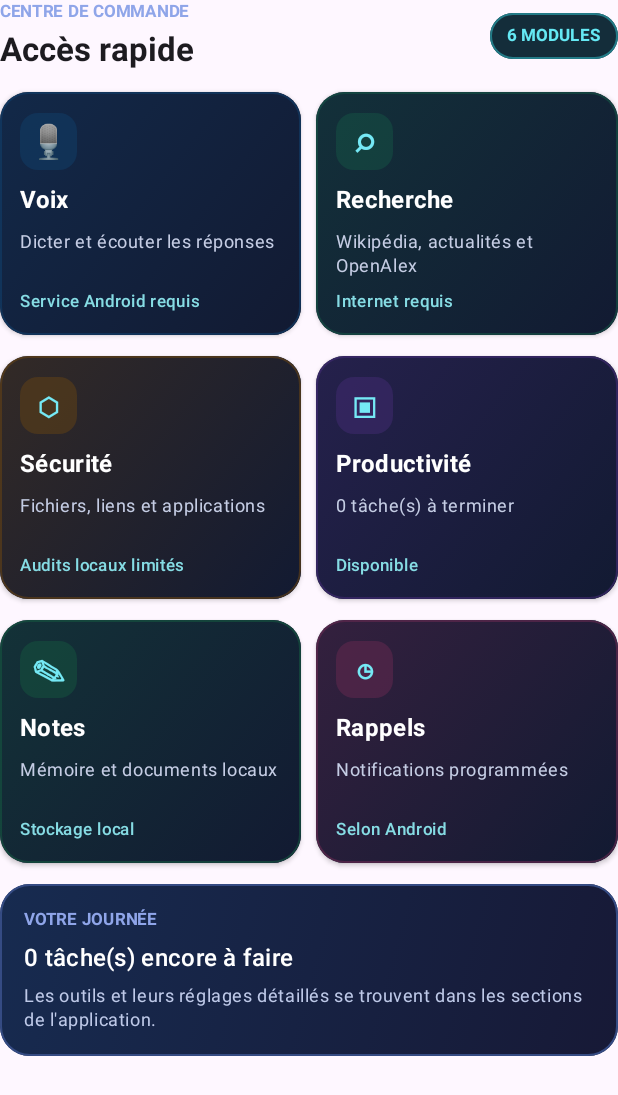
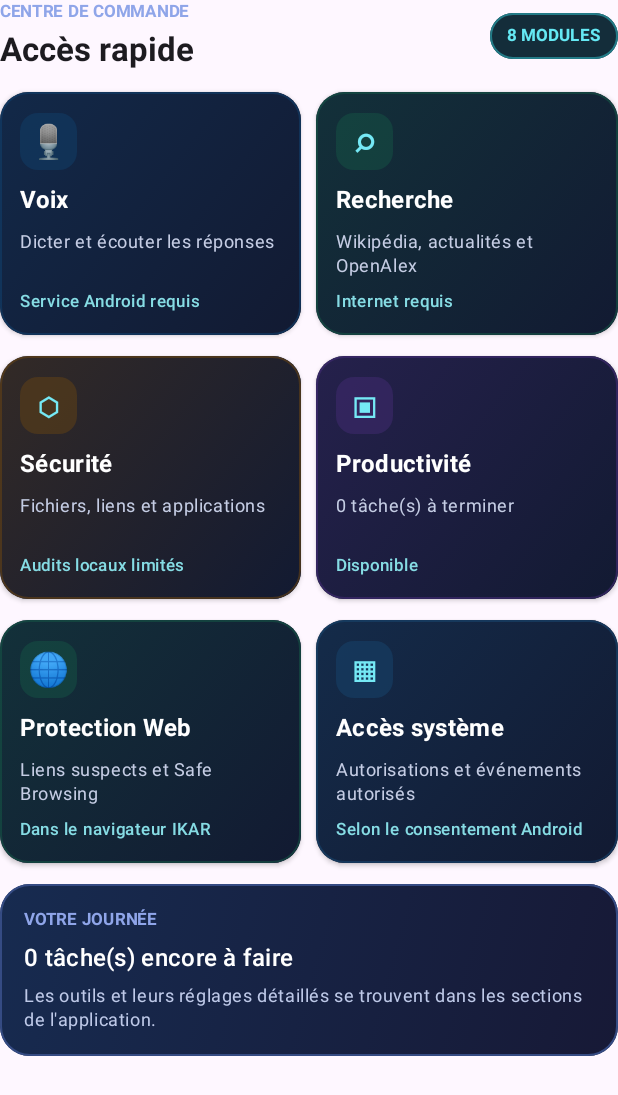
Before and after one commit to didierpolo77-crypto/IKAR-Assistant, an Android app built with Jetpack Compose: the composable IkarModuleDashboard called with empty values, on a phone screen of 412 x 824 dp. Shown: the top 1095 px of the screen. Run offline under Robolectric (Android 15) with nearby library versions, the phone set to English and light mode, and no system bars; our stand-ins replace Room's generated code; libraries missing offline, so code that uses them is left out: com.google.mlkit.vision.

Commit message:
Refresh IKAR dashboard and improve voice error handling

```diff
--- a/app/src/main/java/com/ikar/assistant/MainActivity.kt
+++ b/app/src/main/java/com/ikar/assistant/MainActivity.kt
@@ -291,7 +291,7 @@ private fun IkarHome(
             recognizerState.value?.destroy()
             recognizerState.value = recognizer
             recognizer.setRecognitionListener(object : RecognitionListener {
-                override fun onReadyForSpeech(params: Bundle?) { listening = true }
+                override fun onReadyForSpeech(params: Bundle?) { listening = true; memoryError = null }
                 override fun onBeginningOfSpeech() { listening = true }
                 override fun onRmsChanged(rmsdB: Float) {}
                 override fun onBufferReceived(buffer: ByteArray?) {}
@@ -312,6 +312,14 @@ private fun IkarHome(
                             "Le service vocal n'a pas réussi à joindre son réseau. Vérifie Internet ou active un pack vocal hors connexion."
                         SpeechRecognizer.ERROR_AUDIO ->
                             "Le microphone n'a pas pu être utilisé. Vérifie son autorisation et qu'aucune autre application ne l'occupe."
+                        SpeechRecognizer.ERROR_CLIENT ->
+                            "Le service vocal Android a interrompu la session. Ferme puis relance l'écoute."
+                        SpeechRecognizer.ERROR_RECOGNIZER_BUSY ->
+                            "Le moteur vocal est déjà occupé. Attends quelques secondes puis réessaie."
+                        SpeechRecognizer.ERROR_SERVER, SpeechRecognizer.ERROR_SERVER_DISCONNECTED ->
+                            "Le moteur de reconnaissance ne répond pas. Vérifie le réseau ou réessaie avec le service vocal Android."
+                        SpeechRecognizer.ERROR_TOO_MANY_REQUESTS ->
+                            "Trop de demandes vocales rapprochées. Attends un instant avant de réessayer."
                         SpeechRecognizer.ERROR_INSUFFICIENT_PERMISSIONS ->
                             "L'autorisation du microphone est nécessaire pour la reconnaissance vocale."
                         SpeechRecognizer.ERROR_NO_MATCH, SpeechRecognizer.ERROR_SPEECH_TIMEOUT ->
@@ -322,7 +330,12 @@ private fun IkarHome(
                 override fun onResults(results: Bundle?) {
                     listening = false
                     val spoken = results?.getStringArrayList(SpeechRecognizer.RESULTS_RECOGNITION)?.firstOrNull()
-                    if (!spoken.isNullOrBlank()) chatInput = spoken
+                    if (!spoken.isNullOrBlank()) {
+                        chatInput = spoken
+                        memoryError = null
+                    } else {
+                        memoryError = "Aucune phrase reconnue. Parle distinctement puis réessaie."
+                    }
                     recognizer.destroy()
                     recognizerState.value = null
                 }
@@ -332,13 +345,15 @@ private fun IkarHome(
             val intent = Intent(RecognizerIntent.ACTION_RECOGNIZE_SPEECH).apply {
                 putExtra(RecognizerIntent.EXTRA_LANGUAGE_MODEL, RecognizerIntent.LANGUAGE_MODEL_FREE_FORM)
                 putExtra(RecognizerIntent.EXTRA_LANGUAGE, languageTag)
+                putExtra(RecognizerIntent.EXTRA_LANGUAGE_PREFERENCE, languageTag)
+                putExtra(RecognizerIntent.EXTRA_MAX_RESULTS, 3)
                 // Ne force pas un moteur hors ligne qui peut ne pas avoir le pack français.
                 putExtra(RecognizerIntent.EXTRA_PREFER_OFFLINE, false)
                 putExtra(RecognizerIntent.EXTRA_PARTIAL_RESULTS, false)
             }
             recognizer.startListening(intent)
-            listening = true
-            memoryError = null
+            listening = false
+            memoryError = "Initialisation du service vocal…"
         } catch (error: Exception) {
             listening = false
             recognizerState.value?.destroy()
@@ -1152,7 +1167,7 @@ private fun IkarBrandHeader() {
         }
         Column(horizontalAlignment = androidx.compose.ui.Alignment.End) {
             Text("VERSION", style = MaterialTheme.typography.labelSmall, color = Color(0xFF8E9ABD))
-            Text("0.57.0", color = Color(0xFF39E5FF), fontWeight = FontWeight.Bold)
+            Text("0.61.0", color = Color(0xFF39E5FF), fontWeight = FontWeight.Bold)
         }
     }
 }
@@ -1192,7 +1207,7 @@ private fun IkarModuleDashboard(openTasks: Int) {
                     .border(1.dp, Color(0xFF237B87), RoundedCornerShape(50))
                     .padding(horizontal = 11.dp, vertical = 7.dp)
             ) {
-                Text("6 MODULES", color = Color(0xFF65E9F4), style = MaterialTheme.typography.labelSmall, fontWeight = FontWeight.Bold)
+                Text("8 MODULES", color = Color(0xFF65E9F4), style = MaterialTheme.typography.labelSmall, fontWeight = FontWeight.Bold)
             }
         }
 
@@ -1234,19 +1249,19 @@ private fun IkarModuleDashboard(openTasks: Int) {
         }
         Row(Modifier.fillMaxWidth(), horizontalArrangement = Arrangement.spacedBy(10.dp)) {
             IkarModuleTile(
-                symbol = "✎",
-                title = "Notes",
-                detail = "Mémoire et documents locaux",
-                status = "Stockage local",
-                tint = Color(0xFF15533F),
+                symbol = "🌐",
+                title = "Protection Web",
+                detail = "Liens suspects et Safe Browsing",
+                status = "Dans le navigateur IKAR",
+                tint = Color(0xFF145044),
                 modifier = Modifier.weight(1f)
             )
             IkarModuleTile(
-                symbol = "◷",
-                title = "Rappels",
-                detail = "Notifications programmées",
-                status = "Selon Android",
-                tint = Color(0xFF63294F),
+                symbol = "▦",
+                title = "Accès système",
+                detail = "Autorisations et événements autorisés",
+                status = "Selon le consentement Android",
+                tint = Color(0xFF17436A),
                 modifier = Modifier.weight(1f)
             )
         }
```
